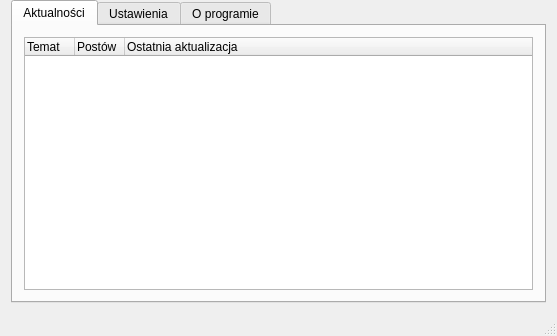
First picture: the form in ui/mainwindow.ui, repository poxip/qcodedesk, before the edit.
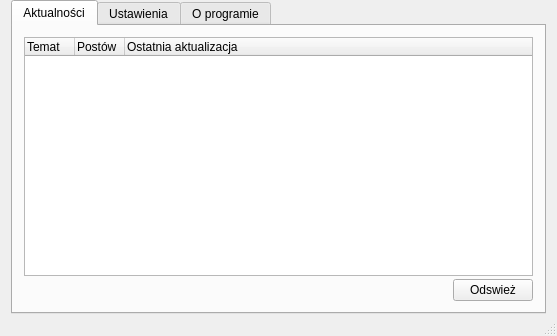
Second picture: the form after the edit. Icons and pictures are not drawn.

Commit message: Add Refresh button in MainWindow

Patch:
```diff
--- a/ui/mainwindow.ui
+++ b/ui/mainwindow.ui
@@ -22,6 +22,9 @@
     <property name="topMargin">
      <number>0</number>
     </property>
+    <property name="bottomMargin">
+     <number>0</number>
+    </property>
     <property name="spacing">
      <number>6</number>
     </property>
@@ -39,15 +42,9 @@
         <height>16</height>
        </size>
       </property>
-      <property name="elideMode">
-       <enum>Qt::ElideNone</enum>
-      </property>
       <property name="documentMode">
        <bool>false</bool>
       </property>
-      <property name="tabsClosable">
-       <bool>false</bool>
-      </property>
       <property name="movable">
        <bool>true</bool>
       </property>
@@ -56,10 +53,51 @@
         <string>Aktualności</string>
        </attribute>
        <layout class="QGridLayout" name="gridLayout_2">
+        <property name="horizontalSpacing">
+         <number>6</number>
+        </property>
+        <property name="verticalSpacing">
+         <number>3</number>
+        </property>
+        <item row="4" column="0" alignment="Qt::AlignRight">
+         <widget class="QPushButton" name="refreshButton">
+          <property name="sizePolicy">
+           <sizepolicy hsizetype="Fixed" vsizetype="Fixed">
+            <horstretch>0</horstretch>
+            <verstretch>0</verstretch>
+           </sizepolicy>
+          </property>
+          <property name="layoutDirection">
+           <enum>Qt::LeftToRight</enum>
+          </property>
+          <property name="text">
+           <string>Odswież</string>
+          </property>
+          <property name="icon">
+           <iconset resource="../resources.qrc">
+            <normaloff>:/main/res/refresh.png</normaloff>:/main/res/refresh.png</iconset>
+          </property>
+          <property name="iconSize">
+           <size>
+            <width>16</width>
+            <height>16</height>
+           </size>
+          </property>
+          <property name="autoExclusive">
+           <bool>false</bool>
+          </property>
+         </widget>
+        </item>
         <item row="0" column="0">
          <layout class="QVBoxLayout" name="verticalLayout_4" stretch="0">
+          <property name="spacing">
+           <number>0</number>
+          </property>
           <item>
            <widget class="QTreeWidget" name="treeWidget">
+            <property name="frameShadow">
+             <enum>QFrame::Sunken</enum>
+            </property>
             <property name="autoScroll">
              <bool>true</bool>
             </property>
```
The commit also changes 3 other files.
